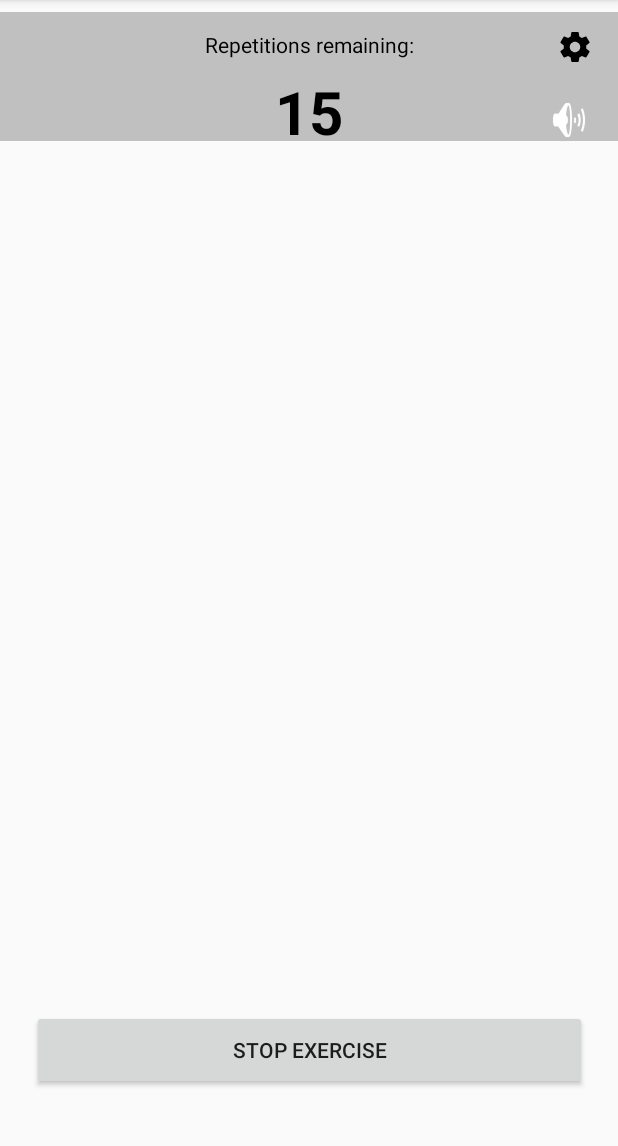
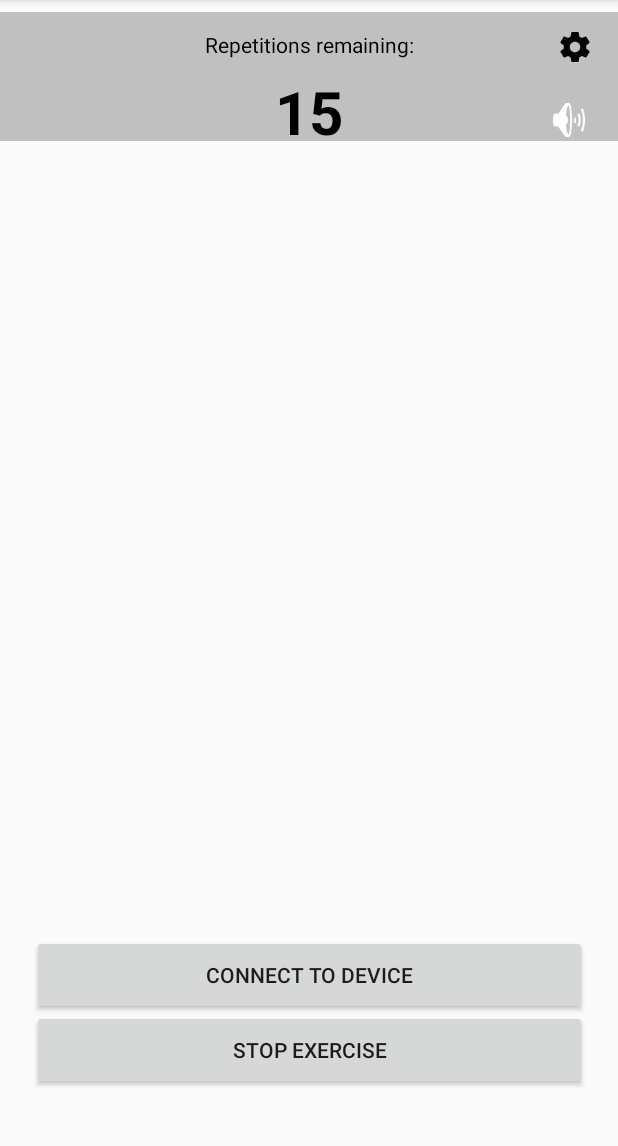
Before and after one commit to AP-Elektronica-ICT/IP18-StretchAnalyzer01, an Android app: the screen it shows after launch once a user with an empty profile is signed in (ExerciseActivity), after a tap on "START NOW!", on a phone screen of 412 x 824 dp, the part 84-1230 px from its top. Run offline under Robolectric (Android 15) with nearby library versions, the phone set to English and light mode, and no system bars; our stand-ins replace Firebase (no records; nobody signed in at launch, a user with empty details on screens opened directly); libraries missing offline, so code that uses them is left out: com.github.mikephil.charting; 9 statements that could not run were skipped; 1 other tap on this screen came first.

Commit message:
added bluetooth

```diff
--- a/app/src/main/AndroidManifest.xml
+++ b/app/src/main/AndroidManifest.xml
@@ -3,6 +3,9 @@
     package="be.eaict.stretchalyzer1">
 
     <uses-permission android:name="android.permission.VIBRATE" />
+    <uses-permission android:name="android.permission.BLUETOOTH" />
+    <uses-permission android:name="android.permission.BLUETOOTH_ADMIN" />
+    <uses-permission android:name="android.permission.ACCESS_COARSE_LOCATION" />
 
     <application
         android:allowBackup="true"
--- a/app/src/main/java/be/eaict/stretchalyzer1/ExerciseActivity.java
+++ b/app/src/main/java/be/eaict/stretchalyzer1/ExerciseActivity.java
@@ -1,5 +1,8 @@
 package be.eaict.stretchalyzer1;
 
+import android.bluetooth.BluetoothAdapter;
+import android.bluetooth.BluetoothDevice;
+import android.bluetooth.BluetoothSocket;
 import android.content.Intent;
 import android.media.MediaPlayer;
 import android.support.annotation.RequiresPermission;
@@ -10,6 +13,7 @@ import android.view.View;
 import android.view.ViewDebug;
 import android.widget.Button;
 import android.widget.ImageView;
+import android.widget.Toast;
 
 import com.google.firebase.auth.FirebaseAuth;
 import com.google.firebase.auth.FirebaseUser;
@@ -19,11 +23,14 @@ import com.google.firebase.database.DatabaseReference;
 import com.google.firebase.database.FirebaseDatabase;
 import com.google.firebase.database.ValueEventListener;
 
+import java.io.IOException;
 import java.util.ArrayList;
 import java.util.Date;
 import java.util.HashMap;
 import java.util.List;
 import java.util.Map;
+import java.util.Set;
+import java.util.UUID;
 
 public class ExerciseActivity extends AppCompatActivity {
     private FirebaseDatabase database;
@@ -31,8 +38,14 @@ public class ExerciseActivity extends AppCompatActivity {
     private FirebaseAuth mAuth;
     private FirebaseUser currentuser;
     private Button stopExercise;
+    private Button btnConnect;
     private ImageView profileSettings;
     private String userID;
+    private static int REQUEST_ENABLE_BT = 1;
+    static final UUID myUUID = UUID.fromString("00001101-0000-1000-8000-00805F9B34FB");
+    private String address;
+    BluetoothSocket btSocket;
+    BluetoothAdapter myBluetoothAdapter = BluetoothAdapter.getDefaultAdapter();
     //Hier komt iets met een bluetooth connectie
 //    private List<List<String>> bluetoothData = new ArrayList<List<String>>();
     private Map<String , List<String>> bluetoothMapData = new HashMap<String  , List<String>>();
@@ -54,6 +67,8 @@ public class ExerciseActivity extends AppCompatActivity {
         setContentView(R.layout.activity_exercise);
         profileSettings = findViewById(R.id.imgSettings);
         stopExercise = (Button) findViewById(R.id.bttnStop);
+        btnConnect = (Button) findViewById(R.id.btn_connect);
+
 //        List<String> timeStamps = new ArrayList<String>();
 //        List<String> values = new ArrayList<String>();
 //        for (int i = 0; i < 10; i++) {
@@ -94,6 +109,18 @@ public class ExerciseActivity extends AppCompatActivity {
             }
         });
 
+        btnConnect.setOnClickListener(new View.OnClickListener() {
+            @Override
+            public void onClick(View view) {
+                if(!myBluetoothAdapter.isEnabled()){
+                    Intent enableBT = new Intent(BluetoothAdapter.ACTION_REQUEST_ENABLE);
+                    startActivityForResult(enableBT, REQUEST_ENABLE_BT);
+                }
+
+                Connect();
+            }
+        });
+
     }
 
     protected  void WriteToDatabase(){
@@ -120,4 +147,30 @@ public class ExerciseActivity extends AppCompatActivity {
 //            }
 //        });
 //    }
+
+    public void Connect(){
+        Set<BluetoothDevice> pairedDevices = myBluetoothAdapter.getBondedDevices();
+        if(pairedDevices.size() > 0){
+            for(BluetoothDevice device : pairedDevices){
+                if(device.getName().equals("HC-05")){
+                    address = device.getAddress();
+                    Log.d("Address", address);
+                }
+            }
+        }
+
+        BluetoothDevice HC05 = myBluetoothAdapter.getRemoteDevice(address);
+        try {
+            btSocket = HC05.createInsecureRfcommSocketToServiceRecord(myUUID);
+            BluetoothAdapter.getDefaultAdapter().cancelDiscovery();
+            btSocket.connect();//start connection
+            Toast toast = Toast.makeText(getApplicationContext(), "Connected", Toast.LENGTH_SHORT );
+            toast.show();
+            btnConnect.setVisibility(View.INVISIBLE);
+        } catch (IOException e) {
+            //Log.d("Connection", e.toString());
+            Toast toast = Toast.makeText(getApplicationContext(), "Connection failed", Toast.LENGTH_SHORT);
+            toast.show();
+        }
+    }
 }
--- a/app/src/main/res/layout/activity_exercise.xml
+++ b/app/src/main/res/layout/activity_exercise.xml
@@ -105,6 +105,21 @@
         />
 
     <Button
+        android:id="@+id/btn_connect"
+        android:layout_width="370dp"
+        android:layout_height="53dp"
+        android:layout_marginBottom="60dp"
+        android:layout_marginEnd="8dp"
+        android:layout_marginStart="8dp"
+        android:layout_marginTop="8dp"
+        android:text="Connect to device"
+        app:layout_constraintBottom_toBottomOf="parent"
+        app:layout_constraintEnd_toEndOf="parent"
+        app:layout_constraintStart_toStartOf="parent"
+        app:layout_constraintTop_toTopOf="parent"
+        app:layout_constraintVertical_bias="0.952" />
+
+    <Button
         android:id="@+id/bttnStop"
         android:layout_width="370dp"
         android:layout_height="53dp"
```
